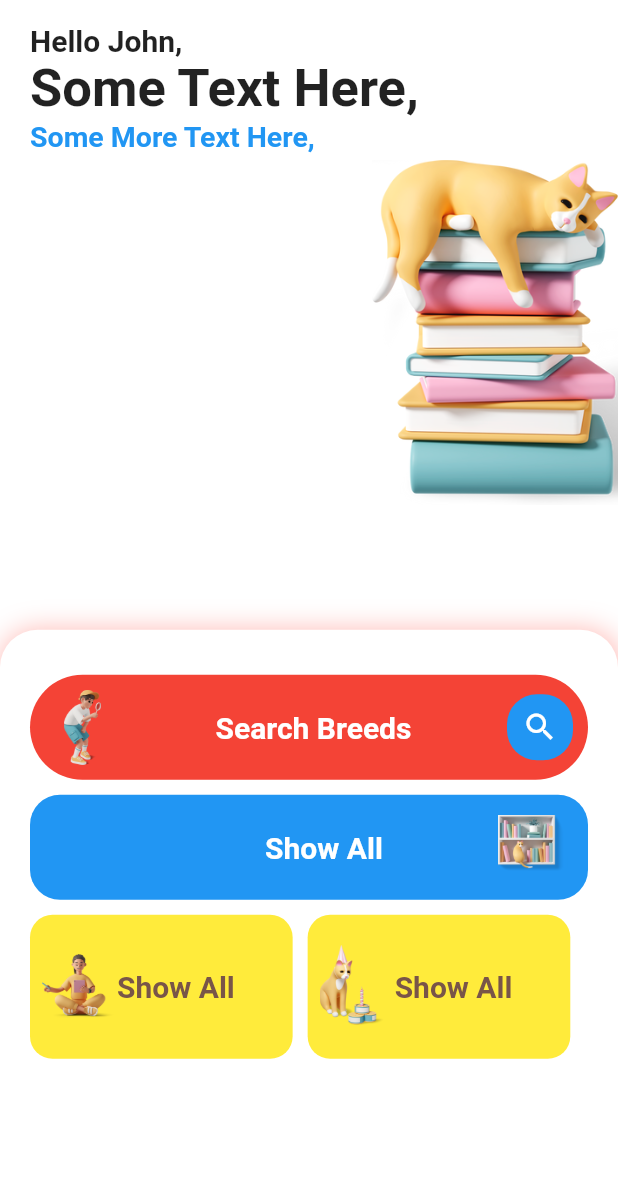
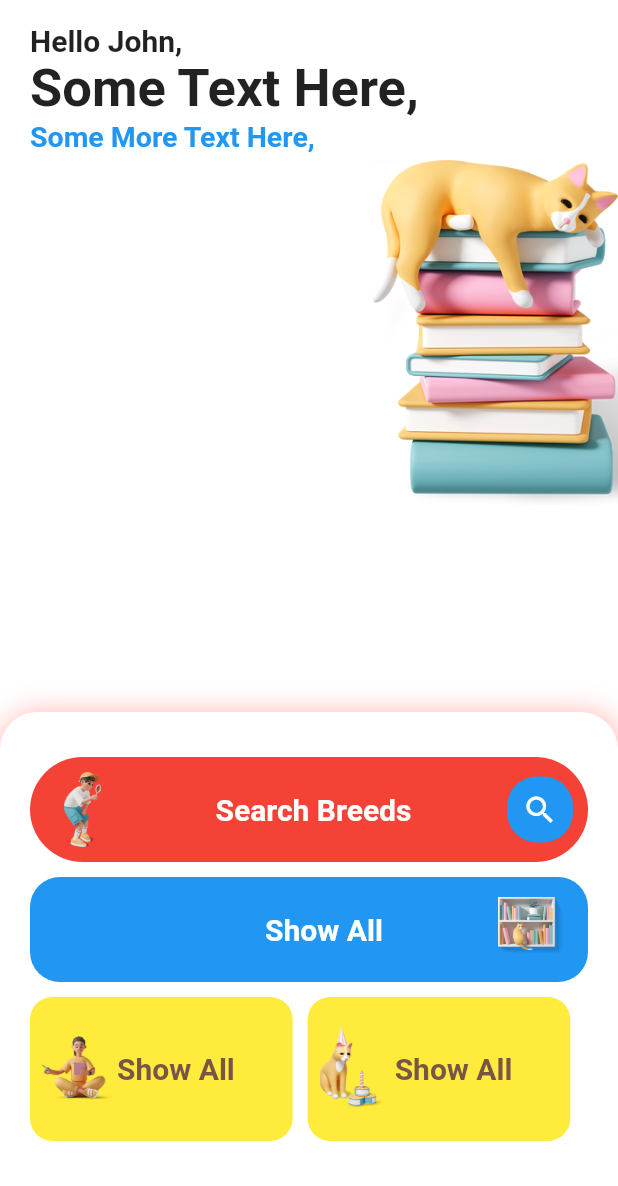
Before and after one commit to iansstuff15/catpedia, a Flutter app: the screen it shows after launch, on a phone screen of 412 x 824 dp, the part 50-1236 px from its top. Run offline on Flutter 3.47's test engine with Material 2 defaults, Android fonts, the light colour scheme and no system bars; missing offline and left inert: dart:ffi.

Commit message:
removed height value

```diff
--- a/lib/screens/home.dart
+++ b/lib/screens/home.dart
@@ -75,7 +75,7 @@ class Home extends StatelessWidget {
                 right: 0,
                 bottom: 0,
                 child: Container(
-                  height: height * .45,
+
                   decoration: const BoxDecoration(
                       color: Colors.white,
                       borderRadius: BorderRadius.only(
```
